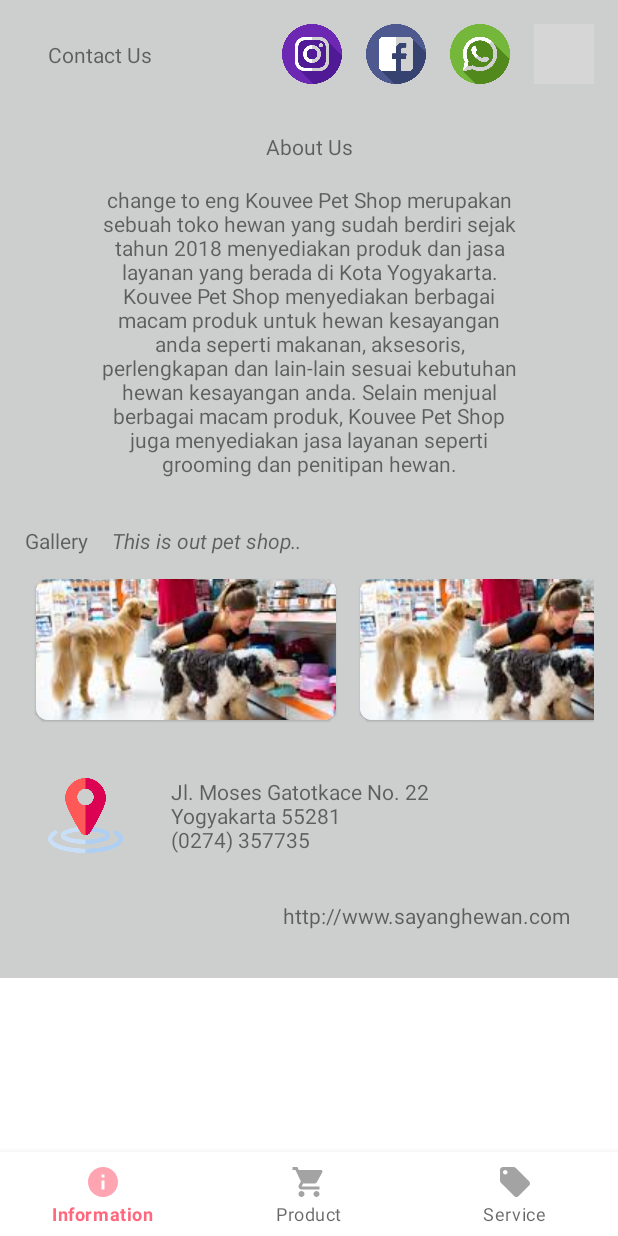
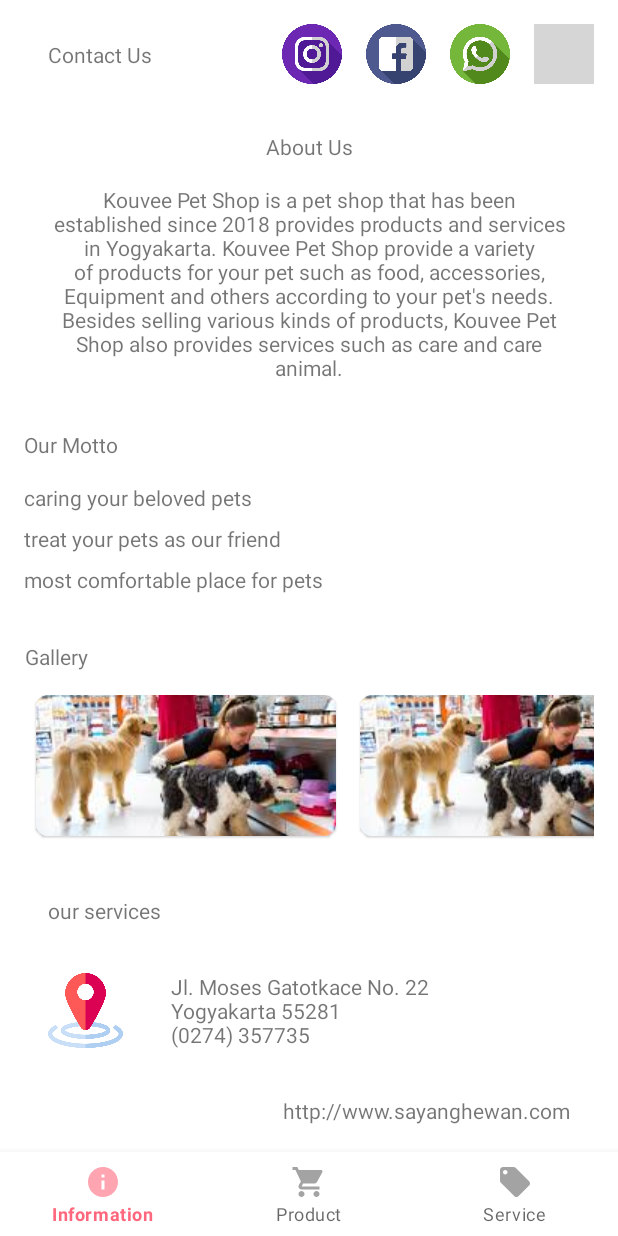
Before and after one commit to hiiamninna/kouvee-customer, an Android app: the screen it shows after launch (MainActivity), item 3 of the bottom bar chosen, on a phone screen of 412 x 824 dp. Run offline under Robolectric (Android 15) with nearby library versions, the phone set to English and light mode, and no system bars; our stand-ins replace Picasso; pictures from the network do not load; grey boxes are pictures that could not be loaded.

Commit message:
bottom hidden [ninna]

```diff
--- a/app/src/main/java/com/example/kouveecustomer/MainActivity.kt
+++ b/app/src/main/java/com/example/kouveecustomer/MainActivity.kt
@@ -69,7 +69,7 @@ class MainActivity : AppCompatActivity(), ServiceView, CustomerPetView {
         var i = 0
         val image = resources.obtainTypedArray(R.array.image_pet_shop)
         images.clear()
-        while(i<5){
+        while(i<3){
             images.add(image.getResourceId(i, 0))
             i++
         }
--- a/app/src/main/res/drawable-xxhdpi/background_rounded.xml
+++ b/app/src/main/res/drawable-xxhdpi/background_rounded.xml
@@ -1,6 +1,6 @@
 <?xml version="1.0" encoding="utf-8"?>
 <shape xmlns:android="http://schemas.android.com/apk/res/android">
-    <solid android:color="#ffffff"/>
+    <solid android:color="#A9A7A7"/>
     <corners android:radius="8dp"/>
     <padding android:left="0dp"
         android:bottom="0dp"
--- a/app/src/main/res/layout/activity_main.xml
+++ b/app/src/main/res/layout/activity_main.xml
@@ -9,10 +9,14 @@
     android:layout_height="match_parent"
     tools:context=".MainActivity">
 
+    <androidx.coordinatorlayout.widget.CoordinatorLayout
+        android:layout_width="match_parent"
+        android:layout_height="match_parent">
+
         <FrameLayout
             android:id="@+id/content"
             android:layout_width="match_parent"
-        android:layout_height="0dp"
+            android:layout_height="match_parent"
             android:layout_weight="1"/>
 
         <com.google.android.material.bottomnavigation.BottomNavigationView
@@ -21,6 +25,9 @@
             android:layout_height="wrap_content"
             android:layout_gravity="bottom"
             android:background="?android:attr/windowBackground"
-        app:menu="@menu/navigation"/>
+            app:menu="@menu/navigation"
+            app:layout_behavior="com.google.android.material.behavior.HideBottomViewOnScrollBehavior"/>
+
+    </androidx.coordinatorlayout.widget.CoordinatorLayout>
 
 </LinearLayout>
--- a/app/src/main/res/layout/fragment_about_us.xml
+++ b/app/src/main/res/layout/fragment_about_us.xml
@@ -1,13 +1,17 @@
 <?xml version="1.0" encoding="utf-8"?>
-<ScrollView xmlns:android="http://schemas.android.com/apk/res/android"
+<FrameLayout xmlns:android="http://schemas.android.com/apk/res/android"
     xmlns:app="http://schemas.android.com/apk/res-auto"
     xmlns:tools="http://schemas.android.com/tools"
     android:layout_width="match_parent"
     android:layout_height="match_parent"
     tools:context=".AboutUsFragment">
 
+    <androidx.core.widget.NestedScrollView
+        android:layout_width="match_parent"
+        android:layout_height="wrap_content"
+        tools:ignore="UselessParent">
+
         <androidx.constraintlayout.widget.ConstraintLayout
-        android:background="@color/colorGrey"
             android:layout_width="match_parent"
             android:layout_height="wrap_content">
 
@@ -56,9 +60,9 @@
                 android:id="@+id/tv_title"
                 android:layout_width="0dp"
                 android:layout_height="wrap_content"
-            android:layout_marginStart="64dp"
+                android:layout_marginStart="32dp"
                 android:layout_marginTop="32dp"
-            android:layout_marginEnd="64dp"
+                android:layout_marginEnd="32dp"
                 android:text="@string/about_us"
                 android:textAlignment="center"
                 app:layout_constraintEnd_toEndOf="parent"
@@ -89,6 +93,60 @@
                 app:layout_constraintTop_toBottomOf="@+id/tv_title" />
 
             <TextView
+                android:id="@+id/our_motto"
+                android:layout_width="match_parent"
+                android:layout_height="wrap_content"
+                android:layout_marginStart="16dp"
+                android:layout_marginTop="32dp"
+                android:layout_marginEnd="16dp"
+                android:text="@string/our_motto"
+                app:layout_constraintEnd_toEndOf="parent"
+                app:layout_constraintStart_toStartOf="parent"
+                app:layout_constraintTop_toBottomOf="@+id/tv_desc" />
+
+            <TextView
+                android:id="@+id/motto_1"
+                android:layout_width="0dp"
+                android:layout_height="wrap_content"
+                android:layout_marginTop="16dp"
+                android:text="@string/motto_1"
+                app:layout_constraintEnd_toEndOf="@+id/our_motto"
+                app:layout_constraintStart_toStartOf="@+id/our_motto"
+                app:layout_constraintTop_toBottomOf="@+id/our_motto" />
+
+            <TextView
+                android:id="@+id/check_service"
+                android:layout_width="match_parent"
+                android:layout_height="wrap_content"
+                android:layout_marginStart="32dp"
+                android:layout_marginTop="32dp"
+                android:layout_marginEnd="32dp"
+                android:text="@string/service_check"
+                app:layout_constraintEnd_toEndOf="parent"
+                app:layout_constraintStart_toStartOf="parent"
+                app:layout_constraintTop_toBottomOf="@+id/rv_image" />
+
+            <TextView
+                android:id="@+id/motto_2"
+                android:layout_width="0dp"
+                android:layout_height="wrap_content"
+                android:layout_marginTop="8dp"
+                android:text="@string/motto_2"
+                app:layout_constraintEnd_toEndOf="@+id/motto_1"
+                app:layout_constraintStart_toStartOf="@+id/motto_1"
+                app:layout_constraintTop_toBottomOf="@+id/motto_1" />
+
+            <TextView
+                android:id="@+id/motto_3"
+                android:layout_width="0dp"
+                android:layout_height="wrap_content"
+                android:layout_marginTop="8dp"
+                android:text="@string/motto_3"
+                app:layout_constraintEnd_toEndOf="@+id/motto_2"
+                app:layout_constraintStart_toStartOf="@+id/motto_2"
+                app:layout_constraintTop_toBottomOf="@+id/motto_2" />
+
+            <TextView
                 android:id="@+id/tv_location"
                 android:layout_width="0dp"
                 android:layout_height="wrap_content"
@@ -116,13 +174,13 @@
                 android:id="@+id/im_location"
                 android:layout_width="50dp"
                 android:layout_height="50dp"
-            android:layout_marginTop="200dp"
+                android:layout_marginTop="32dp"
                 android:layout_marginBottom="32dp"
                 android:contentDescription="@string/todo"
                 android:src="@drawable/location"
                 app:layout_constraintBottom_toTopOf="@+id/tv_web"
                 app:layout_constraintStart_toStartOf="@+id/tv_web"
-            app:layout_constraintTop_toBottomOf="@+id/tv_desc" />
+                app:layout_constraintTop_toBottomOf="@+id/check_service" />
 
             <TextView
                 android:id="@+id/tv_pict"
@@ -133,20 +191,7 @@
                 android:text="@string/gallery"
                 android:textAlignment="center"
                 app:layout_constraintStart_toStartOf="parent"
-            app:layout_constraintTop_toBottomOf="@+id/tv_desc" />
-
-        <TextView
-            android:id="@+id/tv_pict_desc"
-            android:layout_width="0dp"
-            android:layout_height="wrap_content"
-            android:layout_marginStart="16dp"
-            android:text="@string/gallery_desc"
-            android:textAlignment="center"
-            android:textStyle="italic"
-            app:layout_constraintBottom_toBottomOf="@+id/tv_pict"
-            app:layout_constraintStart_toEndOf="@+id/tv_pict"
-            app:layout_constraintTop_toTopOf="@+id/tv_pict"
-            app:layout_constraintVertical_bias="0.0" />
+                app:layout_constraintTop_toBottomOf="@+id/motto_3" />
 
             <androidx.recyclerview.widget.RecyclerView
                 android:id="@+id/rv_image"
@@ -162,4 +207,8 @@
 
         </androidx.constraintlayout.widget.ConstraintLayout>
 
-</ScrollView>
+
+    </androidx.core.widget.NestedScrollView>
+
+
+</FrameLayout>
--- a/app/src/main/res/layout/fragment_product.xml
+++ b/app/src/main/res/layout/fragment_product.xml
@@ -7,7 +7,6 @@
     tools:context=".ProductFragment">
 
     <androidx.constraintlayout.widget.ConstraintLayout
-        android:background="@color/colorGrey"
         android:paddingHorizontal="16dp"
         android:layout_width="match_parent"
         android:layout_height="match_parent"
@@ -23,7 +22,8 @@
             android:background="@drawable/background_rounded"
             app:layout_constraintEnd_toStartOf="@+id/sort"
             app:layout_constraintStart_toStartOf="parent"
-            app:layout_constraintTop_toTopOf="parent">
+            app:layout_constraintTop_toTopOf="parent"
+            app:queryHint="Search">
 
         </androidx.appcompat.widget.SearchView>
 
--- a/app/src/main/res/layout/fragment_service.xml
+++ b/app/src/main/res/layout/fragment_service.xml
@@ -7,7 +7,6 @@
     tools:context=".ServiceFragment">
 
     <androidx.constraintlayout.widget.ConstraintLayout
-        android:background="@color/colorGrey"
         android:layout_width="match_parent"
         android:layout_height="match_parent">
 
--- a/app/src/main/res/layout/item_product.xml
+++ b/app/src/main/res/layout/item_product.xml
@@ -4,6 +4,8 @@
     android:layout_width="match_parent"
     android:layout_height="wrap_content"
     android:layout_margin="8dp"
+    android:elevation="10dp"
+    app:cardElevation="10dp"
     app:cardCornerRadius="8dp">
 
     <androidx.constraintlayout.widget.ConstraintLayout
--- a/app/src/main/res/values/strings.xml
+++ b/app/src/main/res/values/strings.xml
@@ -1,16 +1,36 @@
 <resources>
+
+<!--GENERAL-->
     <string name="app_name">Kouvee Customer</string>
     <string name="information">Information</string>
     <string name="product">Product</string>
     <string name="service">Service</string>
 
+<!--ABOUT US-->
+    <string name="contact_us">Contact Us</string>
+
+    <string name="about_us">About Us</string>
+    <string name="about_desc">Kouvee Pet Shop is a pet shop that has been established since 2018
+    provides products and services in Yogyakarta. Kouvee Pet Shop
+    provide a variety of products for your pet such as food, accessories,
+    Equipment and others according to your pet\'s needs. Besides selling various
+    kinds of products, Kouvee Pet Shop also provides services such as care and care
+    animal.</string>
+
+    <string name="motto_1">caring your beloved pets</string>
+    <string name="motto_2">treat your pets as our friend</string>
+    <string name="motto_3">most comfortable place for pets</string>
+
     <string-array name="image_pet_shop">
         <item>@drawable/pet_shop_product</item>
         <item>@drawable/pet_shop_product</item>
         <item>@drawable/pet_shop_product</item>
-        <item>@drawable/pet_shop_product</item>
-        <item>@drawable/pet_shop_product</item>
     </string-array>
+
+    <string name="service_check">our services</string>
+
+    <string name="about_address">Jl. Moses Gatotkace No. 22 \nYogyakarta 55281 \n(0274) 357735</string>
+    <string name="about_web">http://www.sayanghewan.com</string>
 
     <!-- TODO: Remove or change this placeholder text -->
     <string name="hello_blank_fragment">Hello blank fragment</string>
@@ -22,7 +42,7 @@
     <string name="a_z_stock">A-Z Stock</string>
     <string name="z_a_stock">Z-A Stock</string>
     <string name="sort_a_z">Sort A-Z</string>
-    <string name="welcome_and_enjoy">welcome and enjoy</string>
+    <string name="welcome_and_enjoy">welcome</string>
     <string name="title_service">Let\'s check your service</string>
     <string name="sub_title_service">In this page yout can ....</string>
     <string name="failed_service">Sorry, number not found</string>
@@ -31,17 +51,8 @@
     <string name="status">Status</string>
     <string name="total_price">Total Price</string>
     <string name="here_the_details">Here the details...</string>
-    <string name="about_us">About Us</string>
-    <string name="about_desc">change to eng Kouvee Pet Shop merupakan sebuah toko hewan yang sudah berdiri sejak tahun 2018
-        menyediakan produk dan jasa layanan yang berada di Kota Yogyakarta. Kouvee Pet Shop
-        menyediakan berbagai macam produk untuk hewan kesayangan anda seperti makanan, aksesoris,
-        perlengkapan dan lain-lain sesuai kebutuhan hewan kesayangan anda. Selain menjual berbagai
-        macam produk, Kouvee Pet Shop juga menyediakan jasa layanan seperti grooming dan penitipan
-        hewan.</string>
-    <string name="about_address">Jl. Moses Gatotkace No. 22 \nYogyakarta 55281 \n(0274) 357735</string>
-    <string name="about_web">http://www.sayanghewan.com</string>
     <string name="todo">TODO</string>
-    <string name="contact_us">Contact Us</string>
     <string name="gallery">Gallery</string>
     <string name="gallery_desc">This is out pet shop..</string>
+    <string name="our_motto">Our Motto</string>
 </resources>
```
Lines whose indentation alone changed are shown as unchanged.
